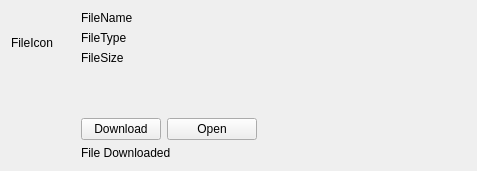
Ri0n/matterleast, file sources/chat-area/post/attachments/AttachedBinaryFile.ui: the form before one commit.
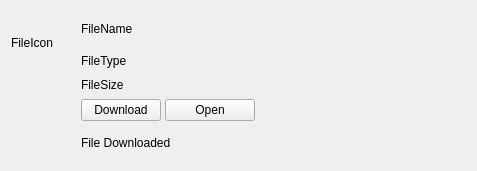
The form after the commit.

Commit message: Remove expanding attachment spacer and normalize vertical spacing

What changed in the file:
```diff
--- a/sources/chat-area/post/attachments/AttachedBinaryFile.ui
+++ b/sources/chat-area/post/attachments/AttachedBinaryFile.ui
@@ -11,7 +11,7 @@
    </rect>
   </property>
   <property name="sizePolicy">
-   <sizepolicy hsizetype="Minimum" vsizetype="Minimum">
+   <sizepolicy hsizetype="Expanding" vsizetype="Preferred">
     <horstretch>0</horstretch>
     <verstretch>0</verstretch>
    </sizepolicy>
@@ -19,13 +19,14 @@
   <property name="minimumSize">
    <size>
     <width>200</width>
-    <height>100</height>
+    <height>0</height>
    </size>
   </property>
   <property name="windowTitle">
    <string>Form</string>
   </property>
   <layout class="QVBoxLayout" name="verticalLayout">
+   <property name="spacing"><number>0</number></property>
    <property name="sizeConstraint">
     <enum>QLayout::SetDefaultConstraint</enum>
    </property>
@@ -70,6 +71,7 @@
      </item>
      <item>
       <layout class="QVBoxLayout" name="verticalLayout_2">
+       <property name="spacing"><number>4</number></property>
        <property name="sizeConstraint">
         <enum>QLayout::SetDefaultConstraint</enum>
        </property>
@@ -112,22 +114,6 @@
          </property>
         </widget>
        </item>
-       <item>
-        <spacer name="verticalSpacer">
-         <property name="orientation">
-          <enum>Qt::Vertical</enum>
-         </property>
-         <property name="sizeType">
-          <enum>QSizePolicy::MinimumExpanding</enum>
-         </property>
-         <property name="sizeHint" stdset="0">
-          <size>
-           <width>20</width>
-           <height>5</height>
-          </size>
-         </property>
-        </spacer>
-       </item>
        <item>
         <layout class="QHBoxLayout" name="horizontalLayout_3">
          <item alignment="Qt::AlignLeft">
```
